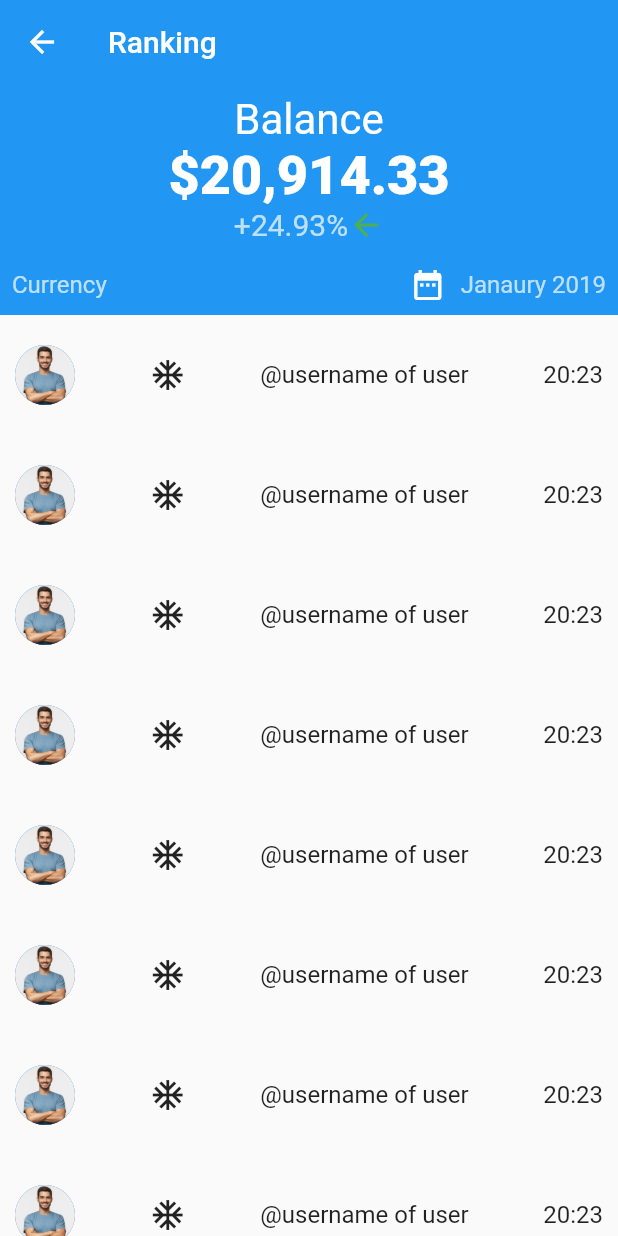
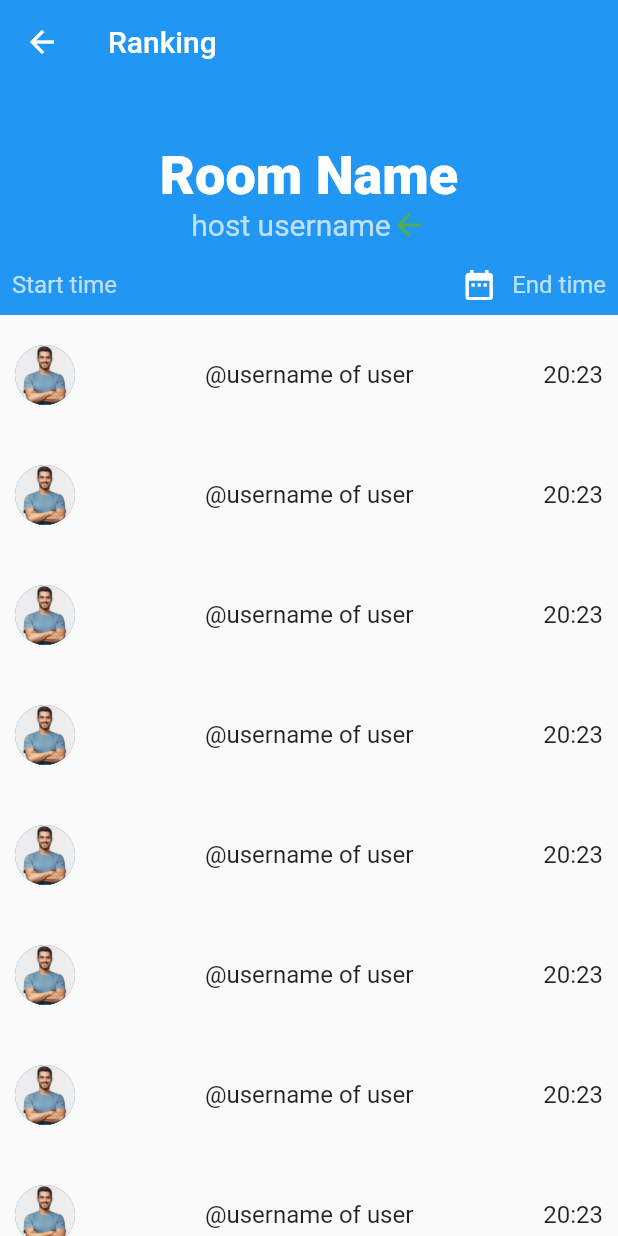
Before and after one commit to issue-one/offTime_android_app, a Flutter app: the RankingPage screen opened directly, on a phone screen of 412 x 824 dp. Run offline on Flutter 3.47's test engine with Material 2 defaults, Android fonts, the phone set to English and light mode, and no system bars; our stand-ins replace bubble_bottom_bar; Roboto replaces fonts that are missing (Poppins).

Commit message:
tiny changes

```diff
--- a/lib/screens/home_screen/HomePage.dart
+++ b/lib/screens/home_screen/HomePage.dart
@@ -18,6 +18,7 @@ class _HomePageState extends State<HomePage> {
           expandedHeight: 210,
           pinned: true,
           flexibleSpace: FlexibleSpaceBar(
+            //TODO: I have to make this accept an args so it should display differently for Ranking page and HomePage
             background: RoomInfo(),
           ),
         ),
@@ -25,8 +26,14 @@ class _HomePageState extends State<HomePage> {
           child: Center(
             child: Column(
               children: [
-                FlatButton(onPressed: null, child: Text("Create Room")),
-                FlatButton(onPressed: null, child: Text("Join Room")),
+                FlatButton(
+                    // color: Colors.blue,
+                    onPressed: null,
+                    child: Text("Create Room")),
+                FlatButton(
+                    // color: Colors.blue,
+                    onPressed: null,
+                    child: Text("Join Room")),
               ],
             ),
           ),
--- a/lib/screens/ranking_screen/RankingPage.dart
+++ b/lib/screens/ranking_screen/RankingPage.dart
@@ -1,7 +1,7 @@
 import 'package:flutter/material.dart';
 import 'package:offTime/screens/ranking_screen/local_widgets/RoomInfo.dart';
 
-import 'local_widgets/UserInRoom.dart';
+import 'local_widgets/UserRank.dart';
 
 class RankingPage extends StatelessWidget {
   @override
@@ -21,16 +21,16 @@ class RankingPage extends StatelessWidget {
           ),
           SliverList(
               delegate: SliverChildListDelegate([
-            UserInRoom(),
-            UserInRoom(),
-            UserInRoom(),
-            UserInRoom(),
-            UserInRoom(),
-            UserInRoom(),
-            UserInRoom(),
-            UserInRoom(),
-            UserInRoom(),
-            UserInRoom(),
+            UserRank(),
+            UserRank(),
+            UserRank(),
+            UserRank(),
+            UserRank(),
+            UserRank(),
+            UserRank(),
+            UserRank(),
+            UserRank(),
+            UserRank(),
           ]))
         ],
       ),
--- a/lib/screens/ranking_screen/local_widgets/RoomInfo.dart
+++ b/lib/screens/ranking_screen/local_widgets/RoomInfo.dart
@@ -18,14 +18,14 @@ class RoomInfo extends StatelessWidget {
               mainAxisAlignment: MainAxisAlignment.center,
               children: <Widget>[
                 Container(
-                  child: new Text("Balance",
+                  child: new Text("",
                       style: const TextStyle(
                           color: Colors.white,
                           fontFamily: 'Poppins',
                           fontSize: 28.0)),
                 ),
                 Container(
-                  child: new Text("\u002420,914.33",
+                  child: new Text("Room Name",
                       style: const TextStyle(
                           color: Colors.white,
                           fontFamily: 'Poppins',
@@ -42,7 +42,7 @@ class RoomInfo extends StatelessWidget {
                 Container(
                   child: Padding(
                     padding: const EdgeInsets.only(bottom: 16.0),
-                    child: new Text("\u002B24.93\u0025",
+                    child: new Text("host username",
                         style: const TextStyle(
                             color: Colors.white70,
                             fontFamily: 'Poppins',
@@ -68,7 +68,7 @@ class RoomInfo extends StatelessWidget {
                 Container(
                   child: Padding(
                     padding: const EdgeInsets.only(bottom: 8.0, left: 8.0),
-                    child: new Text("Currency",
+                    child: new Text("Start time",
                         style: const TextStyle(
                             color: Colors.white70,
                             fontFamily: 'Poppins',
@@ -92,7 +92,7 @@ class RoomInfo extends StatelessWidget {
                         ),
                         Container(
                           child: Text(
-                            'Janaury 2019',
+                            'End time',
                             style: const TextStyle(
                                 color: Colors.white70,
                                 fontFamily: 'Poppins',
--- a/lib/screens/ranking_screen/local_widgets/UserInRoom.dart
+++ b/lib/screens/ranking_screen/local_widgets/UserRank.dart
@@ -1,7 +1,7 @@
 import 'package:flutter/material.dart';
 
-class UserInRoom extends StatelessWidget {
-  const UserInRoom({
+class UserRank extends StatelessWidget {
+  const UserRank({
     Key key,
   }) : super(key: key);
 
@@ -16,7 +16,6 @@ class UserInRoom extends StatelessWidget {
           CircleAvatar(
             backgroundImage: AssetImage("assets/images/istock.jpg"),
           ),
-          Icon(Icons.ac_unit),
           Text(
             "@username of user",
             style: TextStyle(fontSize: 16),
```
